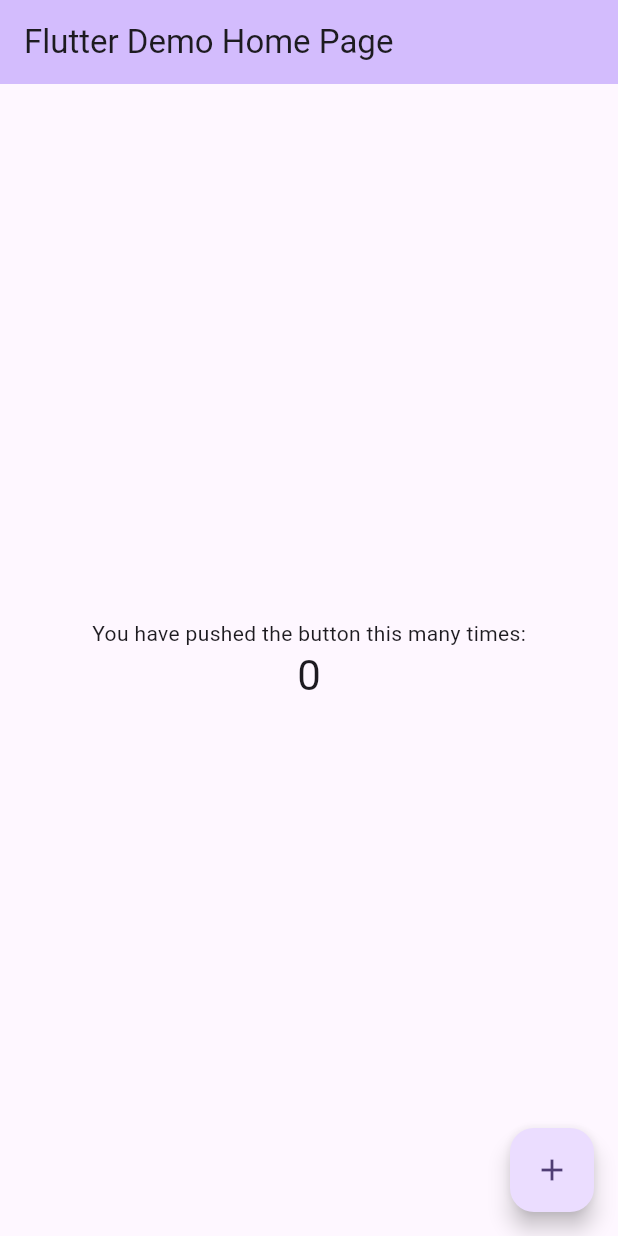
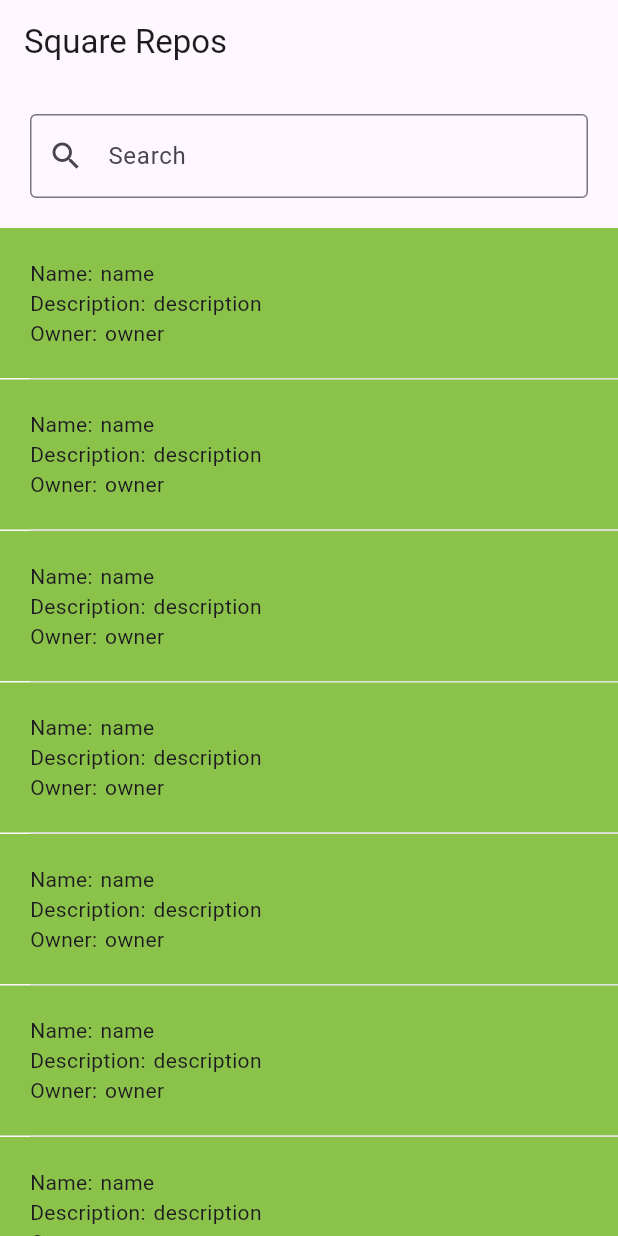
Before and after one commit to hammadfatma/square_repos, a Flutter app: the screen it shows after launch, on a phone screen of 412 x 824 dp. Run offline on Flutter 3.47's test engine with Material 3 defaults, Android fonts, the phone set to English and light mode, and no system bars; our stand-ins replace conditional_builder_null_safety.

Commit message:
add ui of home view

```diff
--- /dev/null
+++ b/lib/Features/home/presentation/views/home_view.dart
@@ -0,0 +1,16 @@
+import 'package:flutter/material.dart';
+import 'package:square_repos/Features/home/presentation/views/widgets/home_view_body.dart';
+
+class HomeView extends StatelessWidget {
+  const HomeView({super.key});
+
+  @override
+  Widget build(BuildContext context) {
+    return Scaffold(
+      appBar: AppBar(
+        title: const Text('Square Repos'),
+      ),
+      body: const HomeViewBody(),
+    );
+  }
+}
--- /dev/null
+++ b/lib/Features/home/presentation/views/widgets/home_view_body.dart
@@ -0,0 +1,39 @@
+import 'package:flutter/material.dart';
+import 'package:square_repos/Features/home/presentation/views/widgets/home_widget.dart';
+
+class HomeViewBody extends StatefulWidget {
+  const HomeViewBody({super.key});
+
+  @override
+  State<HomeViewBody> createState() => _HomeViewBodyState();
+}
+
+class _HomeViewBodyState extends State<HomeViewBody> {
+  var searchController = TextEditingController();
+
+  @override
+  Widget build(BuildContext context) {
+    return Column(
+      children: [
+        Padding(
+          padding: const EdgeInsets.all(20.0),
+          child: defaultFormField(
+            controller: searchController,
+            type: TextInputType.text,
+            validate: (value) {
+              if (value == null || value.isEmpty) {
+                return 'search must not be empty';
+              }
+              return null;
+            },
+            label: 'Search',
+            prefix: Icons.search,
+          ),
+        ),
+        Expanded(
+          child: repoBuilder(),
+        ),
+      ],
+    );
+  }
+}
--- /dev/null
+++ b/lib/Features/home/presentation/views/widgets/home_widget.dart
@@ -0,0 +1,85 @@
+import 'package:conditional_builder_null_safety/conditional_builder_null_safety.dart';
+import 'package:flutter/material.dart';
+
+Widget defaultFormField({
+  required TextEditingController controller,
+  required TextInputType type,
+  void Function(String)? onSubmit,
+  void Function(String)? onChanged,
+  required String? Function(String?)? validate,
+  required String label,
+  required IconData prefix,
+}) =>
+    TextFormField(
+      controller: controller,
+      keyboardType: type,
+      onFieldSubmitted: onSubmit,
+      onChanged: onChanged,
+      validator: validate,
+      decoration: InputDecoration(
+        labelText: label,
+        prefixIcon: Icon(
+          prefix,
+        ),
+        border: const OutlineInputBorder(),
+      ),
+    );
+
+Widget buildRepoItem() => InkWell(
+      onLongPress: () {},
+      child: Container(
+        color: Colors.lightGreen,
+        padding: const EdgeInsets.all(20.0),
+        child: const Column(
+          children: [
+            Row(
+              children: [
+                Text('Name:'),
+                SizedBox(
+                  width: 5,
+                ),
+                Text('name'),
+              ],
+            ),
+            Row(
+              children: [
+                Text('Description:'),
+                SizedBox(
+                  width: 5,
+                ),
+                Text('description'),
+              ],
+            ),
+            Row(
+              children: [
+                Text('Owner:'),
+                SizedBox(
+                  width: 5,
+                ),
+                Text('owner'),
+              ],
+            ),
+          ],
+        ),
+      ),
+    );
+Widget myDivider() => Padding(
+      padding: const EdgeInsetsDirectional.only(
+        start: 20.0,
+      ),
+      child: Container(
+        width: double.infinity,
+        height: 1.0,
+        color: Colors.grey[300],
+      ),
+    );
+Widget repoBuilder() => ConditionalBuilder(
+      condition: true,
+      builder: (context) => ListView.separated(
+        physics: const BouncingScrollPhysics(),
+        itemBuilder: (context, index) => buildRepoItem(),
+        separatorBuilder: (context, index) => myDivider(),
+        itemCount: 10,
+      ),
+      fallback: (context) => const Center(child: CircularProgressIndicator()),
+    );
--- a/lib/main.dart
+++ b/lib/main.dart
@@ -1,4 +1,5 @@
 import 'package:flutter/material.dart';
+import 'package:square_repos/Features/home/presentation/views/home_view.dart';
 
 void main() {
   runApp(const MyApp());
@@ -11,115 +12,13 @@ class MyApp extends StatelessWidget {
   @override
   Widget build(BuildContext context) {
     return MaterialApp(
+      debugShowCheckedModeBanner: false,
       title: 'Flutter Demo',
       theme: ThemeData(
-        // This is the theme of your application.
-        //
-        // TRY THIS: Try running your application with "flutter run". You'll see
-        // the application has a blue toolbar. Then, without quitting the app,
-        // try changing the seedColor in the colorScheme below to Colors.green
-        // and then invoke "hot reload" (save your changes or press the "hot
-        // reload" button in a Flutter-supported IDE, or press "r" if you used
-        // the command line to start the app).
-        //
-        // Notice that the counter didn't reset back to zero; the application
-        // state is not lost during the reload. To reset the state, use hot
-        // restart instead.
-        //
-        // This works for code too, not just values: Most code changes can be
-        // tested with just a hot reload.
         colorScheme: ColorScheme.fromSeed(seedColor: Colors.deepPurple),
         useMaterial3: true,
       ),
-      home: const MyHomePage(title: 'Flutter Demo Home Page'),
+      home: const HomeView(),
     );
   }
 }
-
-class MyHomePage extends StatefulWidget {
-  const MyHomePage({super.key, required this.title});
-
-  // This widget is the home page of your application. It is stateful, meaning
-  // that it has a State object (defined below) that contains fields that affect
-  // how it looks.
-
-  // This class is the configuration for the state. It holds the values (in this
-  // case the title) provided by the parent (in this case the App widget) and
-  // used by the build method of the State. Fields in a Widget subclass are
-  // always marked "final".
-
-  final String title;
-
-  @override
-  State<MyHomePage> createState() => _MyHomePageState();
-}
-
-class _MyHomePageState extends State<MyHomePage> {
-  int _counter = 0;
-
-  void _incrementCounter() {
-    setState(() {
-      // This call to setState tells the Flutter framework that something has
-      // changed in this State, which causes it to rerun the build method below
-      // so that the display can reflect the updated values. If we changed
-      // _counter without calling setState(), then the build method would not be
-      // called again, and so nothing would appear to happen.
-      _counter++;
-    });
-  }
-
-  @override
-  Widget build(BuildContext context) {
-    // This method is rerun every time setState is called, for instance as done
-    // by the _incrementCounter method above.
-    //
-    // The Flutter framework has been optimized to make rerunning build methods
-    // fast, so that you can just rebuild anything that needs updating rather
-    // than having to individually change instances of widgets.
-    return Scaffold(
-      appBar: AppBar(
-        // TRY THIS: Try changing the color here to a specific color (to
-        // Colors.amber, perhaps?) and trigger a hot reload to see the AppBar
-        // change color while the other colors stay the same.
-        backgroundColor: Theme.of(context).colorScheme.inversePrimary,
-        // Here we take the value from the MyHomePage object that was created by
-        // the App.build method, and use it to set our appbar title.
-        title: Text(widget.title),
-      ),
-      body: Center(
-        // Center is a layout widget. It takes a single child and positions it
-        // in the middle of the parent.
-        child: Column(
-          // Column is also a layout widget. It takes a list of children and
-          // arranges them vertically. By default, it sizes itself to fit its
-          // children horizontally, and tries to be as tall as its parent.
-          //
-          // Column has various properties to control how it sizes itself and
-          // how it positions its children. Here we use mainAxisAlignment to
-          // center the children vertically; the main axis here is the vertical
-          // axis because Columns are vertical (the cross axis would be
-          // horizontal).
-          //
-          // TRY THIS: Invoke "debug painting" (choose the "Toggle Debug Paint"
-          // action in the IDE, or press "p" in the console), to see the
-          // wireframe for each widget.
-          mainAxisAlignment: MainAxisAlignment.center,
-          children: <Widget>[
-            const Text(
-              'You have pushed the button this many times:',
-            ),
-            Text(
-              '$_counter',
-              style: Theme.of(context).textTheme.headlineMedium,
-            ),
-          ],
-        ),
-      ),
-      floatingActionButton: FloatingActionButton(
-        onPressed: _incrementCounter,
-        tooltip: 'Increment',
-        child: const Icon(Icons.add),
-      ), // This trailing comma makes auto-formatting nicer for build methods.
-    );
-  }
-}
--- a/pubspec.yaml
+++ b/pubspec.yaml
@@ -35,6 +35,7 @@ dependencies:
   # The following adds the Cupertino Icons font to your application.
   # Use with the CupertinoIcons class for iOS style icons.
   cupertino_icons: ^1.0.2
+  conditional_builder_null_safety: ^0.0.6
 
 dev_dependencies:
   flutter_test:
```
Also changed, not shown: pubspec.lock.
